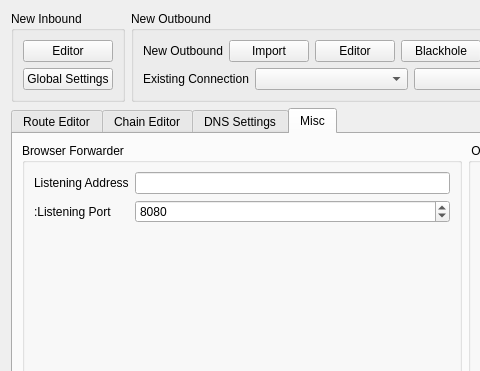
Qv2ray/Qv2ray, file src/ui/widgets/editors/w_RoutesEditor.ui: the form before one commit; both pictures show x 0 to 480 and y 0 to 371 of the 1215 by 740 pixel window.
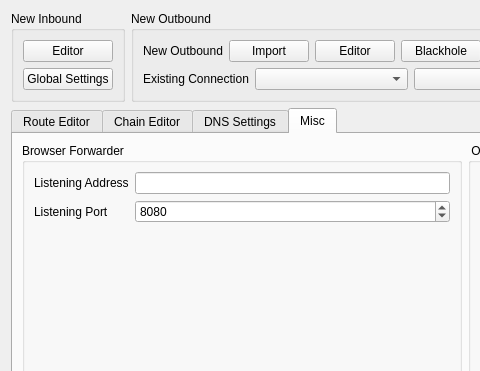
The form after the commit.

The edit to the form file:
```diff
--- a/src/ui/widgets/editors/w_RoutesEditor.ui
+++ b/src/ui/widgets/editors/w_RoutesEditor.ui
@@ -345,7 +345,7 @@
           <item row="1" column="0">
            <widget class="QLabel" name="label_2">
             <property name="text">
-             <string>:Listening Port</string>
+             <string>Listening Port</string>
             </property>
            </widget>
           </item>
```
